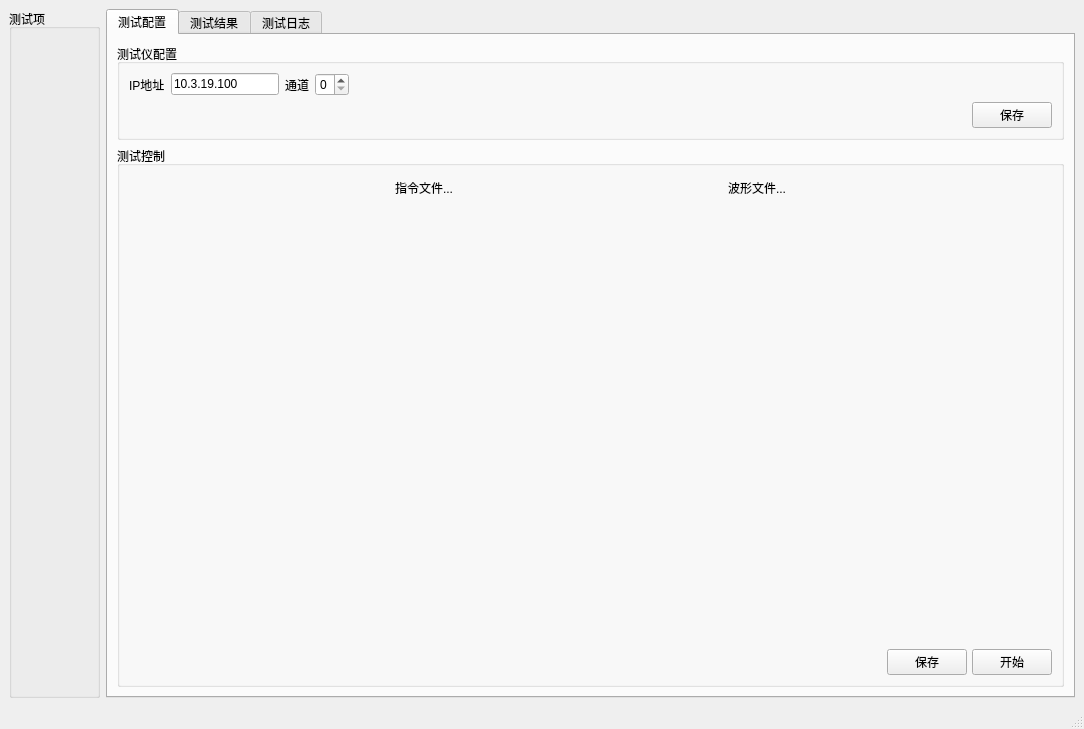
This is mainwindow.ui in xxx88qqq/autotst as Qt 5 draws it before an edit. The edited form follows.
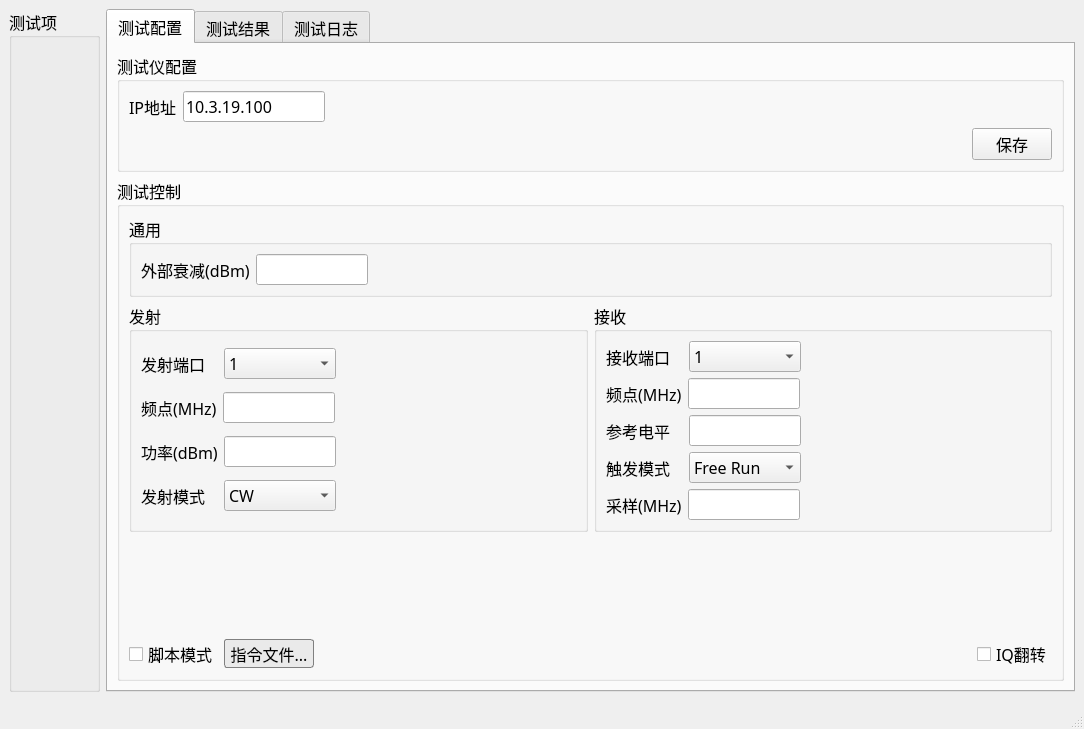
This is the edited form. The open tabs and pages were chosen to show the change.

Patch:
```diff
--- a/mainwindow.ui
+++ b/mainwindow.ui
@@ -10,6 +10,12 @@
     <height>729</height>
    </rect>
   </property>
+  <property name="font">
+   <font>
+    <family>微软雅黑</family>
+    <pointsize>12</pointsize>
+   </font>
+  </property>
   <property name="windowTitle">
    <string>MainWindow</string>
   </property>
@@ -79,20 +85,6 @@
                    </property>
                   </widget>
                  </item>
-                 <item>
-                  <widget class="QLabel" name="label_2">
-                   <property name="text">
-                    <string>通道</string>
-                   </property>
-                  </widget>
-                 </item>
-                 <item>
-                  <widget class="QSpinBox" name="spinBox">
-                   <property name="maximum">
-                    <number>7</number>
-                   </property>
-                  </widget>
-                 </item>
                  <item>
                   <spacer name="horizontalSpacer_3">
                    <property name="orientation">
@@ -128,6 +120,12 @@
                  </item>
                  <item>
                   <widget class="QPushButton" name="pushButton_16">
+                   <property name="minimumSize">
+                    <size>
+                     <width>70</width>
+                     <height>20</height>
+                    </size>
+                   </property>
                    <property name="text">
                     <string>保存</string>
                    </property>
@@ -147,34 +145,591 @@
             </property>
             <layout class="QVBoxLayout" name="verticalLayout_4">
              <item>
-              <layout class="QGridLayout" name="gridLayout_2" columnstretch="0,0">
-               <property name="sizeConstraint">
-                <enum>QLayout::SetDefaultConstraint</enum>
+              <widget class="QGroupBox" name="groupBox_6">
+               <property name="title">
+                <string>通用</string>
                </property>
-               <property name="spacing">
-                <number>2</number>
-               </property>
-               <item row="0" column="0">
-                <widget class="QToolButton" name="toolButton">
-                 <property name="text">
-                  <string>指令文件...</string>
+               <layout class="QHBoxLayout" name="horizontalLayout_8">
+                <item>
+                 <widget class="QLabel" name="label_2">
+                  <property name="text">
+                   <string>外部衰减(dBm)</string>
+                  </property>
+                 </widget>
+                </item>
+                <item>
+                 <widget class="QLineEdit" name="lineEdit_6">
+                  <property name="minimumSize">
+                   <size>
+                    <width>112</width>
+                    <height>0</height>
+                   </size>
+                  </property>
+                  <property name="maximumSize">
+                   <size>
+                    <width>112</width>
+                    <height>16777215</height>
+                   </size>
+                  </property>
+                 </widget>
+                </item>
+                <item>
+                 <spacer name="horizontalSpacer_14">
+                  <property name="orientation">
+                   <enum>Qt::Horizontal</enum>
+                  </property>
+                  <property name="sizeHint" stdset="0">
+                   <size>
+                    <width>40</width>
+                    <height>20</height>
+                   </size>
+                  </property>
+                 </spacer>
+                </item>
+               </layout>
+              </widget>
+             </item>
+             <item>
+              <layout class="QHBoxLayout" name="horizontalLayout_6">
+               <item>
+                <widget class="QGroupBox" name="groupBox_4">
+                 <property name="title">
+                  <string>发射</string>
                  </property>
-                 <property name="autoRaise">
-                  <bool>true</bool>
-                 </property>
+                 <layout class="QVBoxLayout" name="verticalLayout_9">
+                  <item>
+                   <layout class="QHBoxLayout" name="horizontalLayout_11">
+                    <item>
+                     <widget class="QLabel" name="label_3">
+                      <property name="text">
+                       <string>发射端口   </string>
+                      </property>
+                     </widget>
+                    </item>
+                    <item>
+                     <widget class="QComboBox" name="comboBox">
+                      <property name="sizePolicy">
+                       <sizepolicy hsizetype="Expanding" vsizetype="Fixed">
+                        <horstretch>0</horstretch>
+                        <verstretch>0</verstretch>
+                       </sizepolicy>
+                      </property>
+                      <property name="minimumSize">
+                       <size>
+                        <width>112</width>
+                        <height>0</height>
+                       </size>
+                      </property>
+                      <property name="maximumSize">
+                       <size>
+                        <width>112</width>
+                        <height>16777215</height>
+                       </size>
+                      </property>
+                      <property name="styleSheet">
+                       <string notr="true"/>
+                      </property>
+                      <property name="editable">
+                       <bool>false</bool>
+                      </property>
+                      <property name="maxVisibleItems">
+                       <number>8</number>
+                      </property>
+                      <item>
+                       <property name="text">
+                        <string>1</string>
+                       </property>
+                      </item>
+                      <item>
+                       <property name="text">
+                        <string>2</string>
+                       </property>
+                      </item>
+                      <item>
+                       <property name="text">
+                        <string>3</string>
+                       </property>
+                      </item>
+                      <item>
+                       <property name="text">
+                        <string>4</string>
+                       </property>
+                      </item>
+                      <item>
+                       <property name="text">
+                        <string>5</string>
+                       </property>
+                      </item>
+                      <item>
+                       <property name="text">
+                        <string>6</string>
+                       </property>
+                      </item>
+                      <item>
+                       <property name="text">
+                        <string>7</string>
+                       </property>
+                      </item>
+                      <item>
+                       <property name="text">
+                        <string>8</string>
+                       </property>
+                      </item>
+                     </widget>
+                    </item>
+                    <item>
+                     <spacer name="horizontalSpacer_6">
+                      <property name="orientation">
+                       <enum>Qt::Horizontal</enum>
+                      </property>
+                      <property name="sizeHint" stdset="0">
+                       <size>
+                        <width>40</width>
+                        <height>20</height>
+                       </size>
+                      </property>
+                     </spacer>
+                    </item>
+                   </layout>
+                  </item>
+                  <item>
+                   <layout class="QHBoxLayout" name="horizontalLayout_12">
+                    <item>
+                     <widget class="QLabel" name="label_4">
+                      <property name="text">
+                       <string>频点(MHz)</string>
+                      </property>
+                     </widget>
+                    </item>
+                    <item>
+                     <widget class="QLineEdit" name="lineEdit_2">
+                      <property name="minimumSize">
+                       <size>
+                        <width>112</width>
+                        <height>0</height>
+                       </size>
+                      </property>
+                      <property name="maximumSize">
+                       <size>
+                        <width>112</width>
+                        <height>16777215</height>
+                       </size>
+                      </property>
+                      <property name="toolTip">
+                       <string>&lt;html&gt;&lt;head/&gt;&lt;body&gt;&lt;p&gt;400MHz~8000MHz&lt;/p&gt;&lt;/body&gt;&lt;/html&gt;</string>
+                      </property>
+                      <property name="whatsThis">
+                       <string>&lt;html&gt;&lt;head/&gt;&lt;body&gt;&lt;p&gt;&lt;br/&gt;&lt;/p&gt;&lt;/body&gt;&lt;/html&gt;</string>
+                      </property>
+                     </widget>
+                    </item>
+                    <item>
+                     <spacer name="horizontalSpacer_7">
+                      <property name="orientation">
+                       <enum>Qt::Horizontal</enum>
+                      </property>
+                      <property name="sizeHint" stdset="0">
+                       <size>
+                        <width>40</width>
+                        <height>20</height>
+                       </size>
+                      </property>
+                     </spacer>
+                    </item>
+                   </layout>
+                  </item>
+                  <item>
+                   <layout class="QHBoxLayout" name="horizontalLayout_13">
+                    <item>
+                     <widget class="QLabel" name="label_5">
+                      <property name="text">
+                       <string>功率(dBm)</string>
+                      </property>
+                     </widget>
+                    </item>
+                    <item>
+                     <widget class="QLineEdit" name="lineEdit_3">
+                      <property name="minimumSize">
+                       <size>
+                        <width>112</width>
+                        <height>0</height>
+                       </size>
+                      </property>
+                      <property name="maximumSize">
+                       <size>
+                        <width>112</width>
+                        <height>16777215</height>
+                       </size>
+                      </property>
+                      <property name="toolTip">
+                       <string>&lt;html&gt;&lt;head/&gt;&lt;body&gt;&lt;p&gt;-10dBm~-110dBm&lt;/p&gt;&lt;/body&gt;&lt;/html&gt;</string>
+                      </property>
+                     </widget>
+                    </item>
+                    <item>
+                     <spacer name="horizontalSpacer_8">
+                      <property name="orientation">
+                       <enum>Qt::Horizontal</enum>
+                      </property>
+                      <property name="sizeHint" stdset="0">
+                       <size>
+                        <width>40</width>
+                        <height>20</height>
+                       </size>
+                      </property>
+                     </spacer>
+                    </item>
+                   </layout>
+                  </item>
+                  <item>
+                   <layout class="QHBoxLayout" name="horizontalLayout_14">
+                    <item>
+                     <widget class="QLabel" name="label_6">
+                      <property name="text">
+                       <string>发射模式   </string>
+                      </property>
+                     </widget>
+                    </item>
+                    <item>
+                     <widget class="QComboBox" name="comboBox_2">
+                      <property name="sizePolicy">
+                       <sizepolicy hsizetype="Expanding" vsizetype="Fixed">
+                        <horstretch>0</horstretch>
+                        <verstretch>0</verstretch>
+                       </sizepolicy>
+                      </property>
+                      <property name="minimumSize">
+                       <size>
+                        <width>112</width>
+                        <height>0</height>
+                       </size>
+                      </property>
+                      <property name="maximumSize">
+                       <size>
+                        <width>112</width>
+                        <height>16777215</height>
+                       </size>
+                      </property>
+                      <item>
+                       <property name="text">
+                        <string>CW</string>
+                       </property>
+                      </item>
+                      <item>
+                       <property name="text">
+                        <string>ARB</string>
+                       </property>
+                      </item>
+                     </widget>
+                    </item>
+                    <item>
+                     <spacer name="horizontalSpacer_9">
+                      <property name="orientation">
+                       <enum>Qt::Horizontal</enum>
+                      </property>
+                      <property name="sizeHint" stdset="0">
+                       <size>
+                        <width>40</width>
+                        <height>20</height>
+                       </size>
+                      </property>
+                     </spacer>
+                    </item>
+                   </layout>
+                  </item>
+                 </layout>
                 </widget>
                </item>
-               <item row="0" column="1">
-                <widget class="QToolButton" name="toolButton_2">
-                 <property name="text">
-                  <string>波形文件...</string>
+               <item>
+                <widget class="QGroupBox" name="groupBox_5">
+                 <property name="title">
+                  <string>接收</string>
                  </property>
-                 <property name="autoRaise">
-                  <bool>true</bool>
-                 </property>
-                 <property name="arrowType">
-                  <enum>Qt::NoArrow</enum>
-                 </property>
+                 <layout class="QVBoxLayout" name="verticalLayout_10">
+                  <item>
+                   <layout class="QHBoxLayout" name="horizontalLayout_15">
+                    <item>
+                     <widget class="QLabel" name="label_7">
+                      <property name="text">
+                       <string>接收端口   </string>
+                      </property>
+                     </widget>
+                    </item>
+                    <item>
+                     <widget class="QComboBox" name="comboBox_3">
+                      <property name="sizePolicy">
+                       <sizepolicy hsizetype="Expanding" vsizetype="Fixed">
+                        <horstretch>0</horstretch>
+                        <verstretch>0</verstretch>
+                       </sizepolicy>
+                      </property>
+                      <property name="minimumSize">
+                       <size>
+                        <width>112</width>
+                        <height>0</height>
+                       </size>
+                      </property>
+                      <property name="maximumSize">
+                       <size>
+                        <width>112</width>
+                        <height>16777215</height>
+                       </size>
+                      </property>
+                      <property name="baseSize">
+                       <size>
+                        <width>80</width>
+                        <height>0</height>
+                       </size>
+                      </property>
+                      <item>
+                       <property name="text">
+                        <string>1</string>
+                       </property>
+                      </item>
+                      <item>
+                       <property name="text">
+                        <string>2</string>
+                       </property>
+                      </item>
+                      <item>
+                       <property name="text">
+                        <string>3</string>
+                       </property>
+                      </item>
+                      <item>
+                       <property name="text">
+                        <string>4</string>
+                       </property>
+                      </item>
+                      <item>
+                       <property name="text">
+                        <string>5</string>
+                       </property>
+                      </item>
+                      <item>
+                       <property name="text">
+                        <string>6</string>
+                       </property>
+                      </item>
+                      <item>
+                       <property name="text">
+                        <string>7</string>
+                       </property>
+                      </item>
+                      <item>
+                       <property name="text">
+                        <string>8</string>
+                       </property>
+                      </item>
+                     </widget>
+                    </item>
+                    <item>
+                     <spacer name="horizontalSpacer_10">
+                      <property name="orientation">
+                       <enum>Qt::Horizontal</enum>
+                      </property>
+                      <property name="sizeHint" stdset="0">
+                       <size>
+                        <width>40</width>
+                        <height>20</height>
+                       </size>
+                      </property>
+                     </spacer>
+                    </item>
+                   </layout>
+                  </item>
+                  <item>
+                   <layout class="QHBoxLayout" name="horizontalLayout_16">
+                    <item>
+                     <widget class="QLabel" name="label_8">
+                      <property name="text">
+                       <string>频点(MHz)</string>
+                      </property>
+                     </widget>
+                    </item>
+                    <item>
+                     <widget class="QLineEdit" name="lineEdit_4">
+                      <property name="sizePolicy">
+                       <sizepolicy hsizetype="Expanding" vsizetype="Fixed">
+                        <horstretch>0</horstretch>
+                        <verstretch>0</verstretch>
+                       </sizepolicy>
+                      </property>
+                      <property name="minimumSize">
+                       <size>
+                        <width>112</width>
+                        <height>0</height>
+                       </size>
+                      </property>
+                      <property name="maximumSize">
+                       <size>
+                        <width>112</width>
+                        <height>16777215</height>
+                       </size>
+                      </property>
+                      <property name="toolTip">
+                       <string>&lt;html&gt;&lt;head/&gt;&lt;body&gt;&lt;p&gt;400MHz~8000MHz&lt;/p&gt;&lt;/body&gt;&lt;/html&gt;</string>
+                      </property>
+                      <property name="text">
+                       <string/>
+                      </property>
+                     </widget>
+                    </item>
+                    <item>
+                     <spacer name="horizontalSpacer_11">
+                      <property name="orientation">
+                       <enum>Qt::Horizontal</enum>
+                      </property>
+                      <property name="sizeHint" stdset="0">
+                       <size>
+                        <width>40</width>
+                        <height>20</height>
+                       </size>
+                      </property>
+                     </spacer>
+                    </item>
+                   </layout>
+                  </item>
+                  <item>
+                   <layout class="QHBoxLayout" name="horizontalLayout_17">
+                    <item>
+                     <widget class="QLabel" name="label_9">
+                      <property name="text">
+                       <string>参考电平   </string>
+                      </property>
+                     </widget>
+                    </item>
+                    <item>
+                     <widget class="QLineEdit" name="lineEdit_5">
+                      <property name="minimumSize">
+                       <size>
+                        <width>112</width>
+                        <height>0</height>
+                       </size>
+                      </property>
+                      <property name="maximumSize">
+                       <size>
+                        <width>112</width>
+                        <height>16777215</height>
+                       </size>
+                      </property>
+                      <property name="toolTip">
+                       <string>&lt;html&gt;&lt;head/&gt;&lt;body&gt;&lt;p&gt;-30dBm~40dBm&lt;/p&gt;&lt;/body&gt;&lt;/html&gt;</string>
+                      </property>
+                     </widget>
+                    </item>
+                    <item>
+                     <spacer name="horizontalSpacer_12">
+                      <property name="orientation">
+                       <enum>Qt::Horizontal</enum>
+                      </property>
+                      <property name="sizeHint" stdset="0">
+                       <size>
+                        <width>40</width>
+                        <height>20</height>
+                       </size>
+                      </property>
+                     </spacer>
+                    </item>
+                   </layout>
+                  </item>
+                  <item>
+                   <layout class="QHBoxLayout" name="horizontalLayout_18">
+                    <item>
+                     <widget class="QLabel" name="label_10">
+                      <property name="text">
+                       <string>触发模式   </string>
+                      </property>
+                     </widget>
+                    </item>
+                    <item>
+                     <widget class="QComboBox" name="comboBox_4">
+                      <property name="sizePolicy">
+                       <sizepolicy hsizetype="Expanding" vsizetype="Fixed">
+                        <horstretch>0</horstretch>
+                        <verstretch>0</verstretch>
+                       </sizepolicy>
+                      </property>
+                      <property name="minimumSize">
+                       <size>
+                        <width>112</width>
+                        <height>0</height>
+                       </size>
+                      </property>
+                      <property name="maximumSize">
+                       <size>
+                        <width>112</width>
+                        <height>16777215</height>
+                       </size>
+                      </property>
+                      <item>
+                       <property name="text">
+                        <string>Free Run</string>
+                       </property>
+                      </item>
+                      <item>
+                       <property name="text">
+                        <string>Ext TRIG</string>
+                       </property>
+                      </item>
+                     </widget>
+                    </item>
+                    <item>
+                     <spacer name="horizontalSpacer_13">
+                      <property name="orientation">
+                       <enum>Qt::Horizontal</enum>
+                      </property>
+                      <property name="sizeHint" stdset="0">
+                       <size>
+                        <width>40</width>
+                        <height>20</height>
+                       </size>
+                      </property>
+                     </spacer>
+                    </item>
+                   </layout>
+                  </item>
+                  <item>
+                   <layout class="QHBoxLayout" name="horizontalLayout_10">
+                    <item>
+                     <widget class="QLabel" name="label_11">
+                      <property name="text">
+                       <string>采样(MHz)</string>
+                      </property>
+                     </widget>
+                    </item>
+                    <item>
+                     <widget class="QLineEdit" name="lineEdit_7">
+                      <property name="minimumSize">
+                       <size>
+                        <width>112</width>
+                        <height>0</height>
+                       </size>
+                      </property>
+                      <property name="maximumSize">
+                       <size>
+                        <width>112</width>
+                        <height>16777215</height>
+                       </size>
+                      </property>
+                     </widget>
+                    </item>
+                    <item>
+                     <spacer name="horizontalSpacer_15">
+                      <property name="orientation">
+                       <enum>Qt::Horizontal</enum>
+                      </property>
+                      <property name="sizeHint" stdset="0">
+                       <size>
+                        <width>40</width>
+                        <height>20</height>
+                       </size>
+                      </property>
+                     </spacer>
+                    </item>
+                   </layout>
+                  </item>
+                 </layout>
                 </widget>
                </item>
               </layout>
@@ -193,12 +748,52 @@
               </spacer>
              </item>
              <item>
-              <layout class="QHBoxLayout" name="horizontalLayout_4">
-               <property name="spacing">
-                <number>5</number>
-               </property>
+              <layout class="QHBoxLayout" name="horizontalLayout_9">
                <item>
-                <spacer name="horizontalSpacer_2">
+                <widget class="QCheckBox" name="checkBox">
+                 <property name="text">
+                  <string>脚本模式</string>
+                 </property>
+                </widget>
+               </item>
+               <item>
+                <widget class="QToolButton" name="toolButton">
+                 <property name="font">
+                  <font>
+                   <family>微软雅黑</family>
+                   <pointsize>12</pointsize>
+                  </font>
+                 </property>
+                 <property name="mouseTracking">
+                  <bool>false</bool>
+                 </property>
+                 <property name="toolTip">
+                  <string>&lt;html&gt;&lt;head/&gt;&lt;body&gt;&lt;p&gt;选择执行脚本&lt;/p&gt;&lt;/body&gt;&lt;/html&gt;</string>
+                 </property>
+                 <property name="styleSheet">
+                  <string notr="true">border-radius: 3px;
+background-color: rgb(234, 234, 234);
+border: 1px solid gray;</string>
+                 </property>
+                 <property name="text">
+                  <string>指令文件...</string>
+                 </property>
+                 <property name="popupMode">
+                  <enum>QToolButton::DelayedPopup</enum>
+                 </property>
+                 <property name="toolButtonStyle">
+                  <enum>Qt::ToolButtonIconOnly</enum>
+                 </property>
+                 <property name="autoRaise">
+                  <bool>false</bool>
+                 </property>
+                 <property name="arrowType">
+                  <enum>Qt::NoArrow</enum>
+                 </property>
+                </widget>
+               </item>
+               <item>
+                <spacer name="horizontalSpacer_4">
                  <property name="orientation">
                   <enum>Qt::Horizontal</enum>
                  </property>
@@ -211,16 +806,9 @@
                 </spacer>
                </item>
                <item>
-                <widget class="QPushButton" name="pb_apply">
+                <widget class="QCheckBox" name="iq_check">
                  <property name="text">
-                  <string>保存</string>
-                 </property>
-                </widget>
-               </item>
-               <item>
-                <widget class="QPushButton" name="pb_start">
-                 <property name="text">
-                  <string>开始</string>
+                  <string>IQ翻转</string>
                  </property>
                 </widget>
                </item>
@@ -239,7 +827,52 @@
        </attribute>
        <layout class="QVBoxLayout" name="verticalLayout_8">
         <item>
-         <layout class="QGridLayout" name="graphics_grid"/>
+         <layout class="QGridLayout" name="graphics_grid">
+          <item row="0" column="0">
+           <spacer name="verticalSpacer_2">
+            <property name="orientation">
+             <enum>Qt::Vertical</enum>
+            </property>
+            <property name="sizeHint" stdset="0">
+             <size>
+              <width>20</width>
+              <height>40</height>
+             </size>
+            </property>
+           </spacer>
+          </item>
+         </layout>
+        </item>
+        <item>
+         <layout class="QHBoxLayout" name="horizontalLayout_4">
+          <item>
+           <widget class="QPushButton" name="pb_run">
+            <property name="text">
+             <string>运行</string>
+            </property>
+           </widget>
+          </item>
+          <item>
+           <spacer name="horizontalSpacer_2">
+            <property name="orientation">
+             <enum>Qt::Horizontal</enum>
+            </property>
+            <property name="sizeHint" stdset="0">
+             <size>
+              <width>40</width>
+              <height>20</height>
+             </size>
+            </property>
+           </spacer>
+          </item>
+          <item>
+           <widget class="QPushButton" name="pb_stop">
+            <property name="text">
+             <string>停止</string>
+            </property>
+           </widget>
+          </item>
+         </layout>
         </item>
        </layout>
       </widget>
```
Left out of the diff: 16 changed lines with no effect on the pictures.
